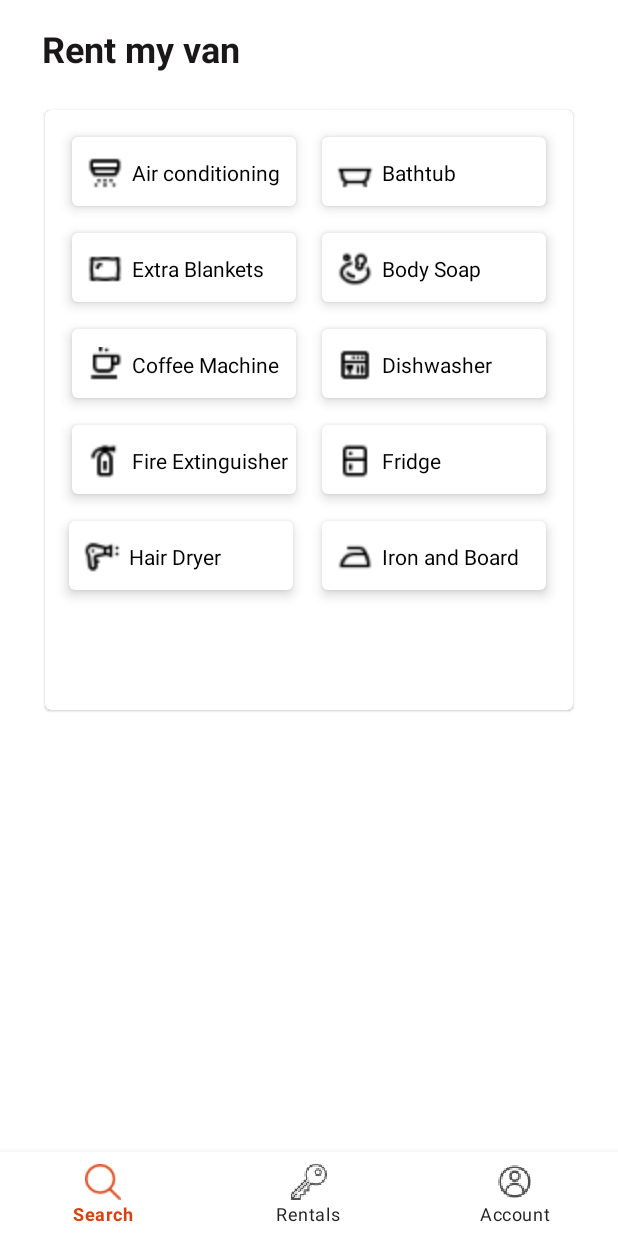
After one commit to PierreBreny/Project_Vantal, an Android app: the AddVanFragment screen opened through its navigation route, on a phone screen of 412 x 824 dp. The commit adds this screen. Run offline under Robolectric (Android 15) with nearby library versions, the phone set to English and light mode, and no system bars; our stand-ins replace navigation-ui; network calls fail; pictures from the network do not load.

Commit message:
add van page in progress

```diff
--- a/app/src/main/java/be/bf/android/vantal/fragments/Account/AccountFragment.java
+++ b/app/src/main/java/be/bf/android/vantal/fragments/Account/AccountFragment.java
@@ -21,6 +21,7 @@ public class AccountFragment extends Fragment {
     private CardView help_card;
     private CardView contact_card;
     private CardView payment_methods_card;
+    private CardView rent_card;
     private NavController navController;
 
     // Help number
@@ -60,7 +61,14 @@ public class AccountFragment extends Fragment {
         payment_methods_card = view.findViewById(R.id.payment_methods_card);
         payment_methods_card.setOnClickListener(this::goToPayMethod);
 
+        rent_card = view.findViewById(R.id.rent_card);
+        rent_card.setOnClickListener(this::rentMyVan);
+
         return view;
+    }
+
+    private void rentMyVan(View view) {
+        navController.navigate(R.id.action_accountFragment_to_addVanFragment);
     }
 
     private void goToPayMethod(View view) {
--- /dev/null
+++ b/app/src/main/java/be/bf/android/vantal/fragments/AddVan/AddVanFragment.java
@@ -0,0 +1,37 @@
+package be.bf.android.vantal.fragments.AddVan;
+
+import android.os.Bundle;
+
+import androidx.fragment.app.Fragment;
+
+import android.view.LayoutInflater;
+import android.view.View;
+import android.view.ViewGroup;
+
+import be.bf.android.vantal.R;
+
+public class AddVanFragment extends Fragment {
+
+    public AddVanFragment() {
+        // Required empty public constructor
+    }
+
+    public static AddVanFragment newInstance(String param1, String param2) {
+        AddVanFragment fragment = new AddVanFragment();
+        return fragment;
+    }
+
+    @Override
+    public void onCreate(Bundle savedInstanceState) {
+        super.onCreate(savedInstanceState);
+
+    }
+
+    @Override
+    public View onCreateView(LayoutInflater inflater, ViewGroup container,
+                             Bundle savedInstanceState) {
+        // Inflate the layout for this fragment
+        View view = inflater.inflate(R.layout.fragment_add_van, container, false);
+        return view;
+    }
+}
--- /dev/null
+++ b/app/src/main/res/layout/fragment_add_van.xml
@@ -0,0 +1,418 @@
+<?xml version="1.0" encoding="utf-8"?>
+<androidx.constraintlayout.widget.ConstraintLayout xmlns:android="http://schemas.android.com/apk/res/android"
+    xmlns:app="http://schemas.android.com/apk/res-auto"
+    xmlns:tools="http://schemas.android.com/tools"
+    android:layout_width="match_parent"
+    android:layout_height="match_parent"
+    tools:context=".fragments.Rental.RentalFragment">
+
+    <com.google.android.material.card.MaterialCardView
+        android:id="@+id/amenities_card"
+        android:layout_width="352dp"
+        android:layout_height="400dp"
+        android:layout_marginTop="24dp"
+        android:clickable="false"
+        app:layout_constraintEnd_toEndOf="parent"
+        app:layout_constraintStart_toStartOf="parent"
+        app:layout_constraintTop_toBottomOf="@+id/add_van_title" >
+
+        <androidx.constraintlayout.widget.ConstraintLayout
+            android:layout_width="match_parent"
+            android:layout_height="match_parent">
+
+            <com.google.android.material.card.MaterialCardView
+                android:id="@+id/air_co_card"
+                android:layout_width="149dp"
+                android:layout_height="46dp"
+                android:layout_marginStart="18dp"
+                android:layout_marginTop="18dp"
+                android:checkable="true"
+                android:clickable="true"
+                android:focusable="true"
+                app:cardBackgroundColor="@color/white"
+                app:cardElevation="5dp"
+                app:layout_constraintStart_toStartOf="parent"
+                app:layout_constraintTop_toTopOf="parent">
+
+
+                <ImageView
+                    android:id="@+id/air_conditioning_img"
+                    android:layout_width="24dp"
+                    android:layout_height="24dp"
+                    android:layout_alignParentStart="true"
+                    android:layout_marginStart="10dp"
+                    android:layout_marginTop="12dp"
+                    android:src="@drawable/air_conditionning"
+                    app:tint="@color/black" />
+
+                <TextView
+                    android:id="@+id/tv_air_conditioning"
+                    android:layout_width="wrap_content"
+                    android:layout_height="wrap_content"
+                    android:layout_alignParentStart="true"
+                    android:layout_marginStart="40dp"
+                    android:layout_marginTop="14dp"
+                    android:text="Air conditioning"
+                    android:textColor="@color/black" />
+
+
+            </com.google.android.material.card.MaterialCardView>
+
+            <com.google.android.material.card.MaterialCardView
+                android:id="@+id/bathtub_card"
+                android:layout_width="149dp"
+                android:layout_height="46dp"
+                android:layout_marginEnd="18dp"
+                android:layout_marginTop="18dp"
+                android:checkable="true"
+                android:clickable="true"
+                android:focusable="true"
+                app:cardBackgroundColor="@color/white"
+                app:cardElevation="5dp"
+                app:layout_constraintEnd_toEndOf="parent"
+                app:layout_constraintTop_toTopOf="parent">
+
+
+                <ImageView
+                    android:id="@+id/bathtub_img"
+                    android:layout_width="24dp"
+                    android:layout_height="24dp"
+                    android:layout_alignParentStart="true"
+                    android:layout_marginStart="10dp"
+                    android:layout_marginTop="12dp"
+                    android:src="@drawable/bathtub"
+                    app:tint="@color/black" />
+
+                <TextView
+                    android:id="@+id/tv_bathtub"
+                    android:layout_width="wrap_content"
+                    android:layout_height="wrap_content"
+                    android:layout_alignParentStart="true"
+                    android:layout_marginStart="40dp"
+                    android:layout_marginTop="14dp"
+                    android:text="Bathtub"
+                    android:textColor="@color/black" />
+
+
+            </com.google.android.material.card.MaterialCardView>
+
+            <com.google.android.material.card.MaterialCardView
+                android:id="@+id/blanket_pillow_card"
+                android:layout_width="149dp"
+                android:layout_height="46dp"
+                android:layout_marginStart="18dp"
+                android:layout_marginTop="18dp"
+                android:checkable="true"
+                android:clickable="true"
+                android:focusable="true"
+                app:cardBackgroundColor="@color/white"
+                app:cardElevation="5dp"
+                app:layout_constraintStart_toStartOf="parent"
+                app:layout_constraintTop_toBottomOf="@+id/air_co_card">
+
+
+                <ImageView
+                    android:id="@+id/blanket_pillow_img"
+                    android:layout_width="24dp"
+                    android:layout_height="24dp"
+                    android:layout_alignParentStart="true"
+                    android:layout_marginStart="10dp"
+                    android:layout_marginTop="12dp"
+                    android:src="@drawable/blanket_pillow"
+                    app:tint="@color/black" />
+
+                <TextView
+                    android:id="@+id/tv_blanket_pillow"
+                    android:layout_width="wrap_content"
+                    android:layout_height="wrap_content"
+                    android:layout_alignParentStart="true"
+                    android:layout_marginStart="40dp"
+                    android:layout_marginTop="14dp"
+                    android:text="Extra Blankets"
+                    android:textColor="@color/black" />
+
+
+            </com.google.android.material.card.MaterialCardView>
+
+            <com.google.android.material.card.MaterialCardView
+                android:id="@+id/body_soap_card"
+                android:layout_width="149dp"
+                android:layout_height="46dp"
+                android:layout_marginEnd="18dp"
+                android:layout_marginTop="18dp"
+                android:checkable="true"
+                android:clickable="true"
+                android:focusable="true"
+                app:cardBackgroundColor="@color/white"
+                app:cardElevation="5dp"
+                app:layout_constraintEnd_toEndOf="parent"
+                app:layout_constraintTop_toBottomOf="@+id/bathtub_card">
+
+
+                <ImageView
+                    android:id="@+id/body_soap_img"
+                    android:layout_width="24dp"
+                    android:layout_height="24dp"
+                    android:layout_alignParentStart="true"
+                    android:layout_marginStart="10dp"
+                    android:layout_marginTop="12dp"
+                    android:src="@drawable/body_soap"
+                    app:tint="@color/black" />
+
+                <TextView
+                    android:id="@+id/tv_body_soap"
+                    android:layout_width="wrap_content"
+                    android:layout_height="wrap_content"
+                    android:layout_alignParentStart="true"
+                    android:layout_marginStart="40dp"
+                    android:layout_marginTop="14dp"
+                    android:text="Body Soap"
+                    android:textColor="@color/black" />
+
+
+            </com.google.android.material.card.MaterialCardView>
+
+            <com.google.android.material.card.MaterialCardView
+                android:id="@+id/coffee_machine_card"
+                android:layout_width="149dp"
+                android:layout_height="46dp"
+                android:layout_marginStart="18dp"
+                android:layout_marginTop="18dp"
+                android:checkable="true"
+                android:clickable="true"
+                android:focusable="true"
+                app:cardBackgroundColor="@color/white"
+                app:cardElevation="5dp"
+                app:layout_constraintStart_toStartOf="parent"
+                app:layout_constraintTop_toBottomOf="@+id/blanket_pillow_card">
+
+
+                <ImageView
+                    android:id="@+id/coffee_machine_img"
+                    android:layout_width="24dp"
+                    android:layout_height="24dp"
+                    android:layout_alignParentStart="true"
+                    android:layout_marginStart="10dp"
+                    android:layout_marginTop="12dp"
+                    android:src="@drawable/coffee_machine"
+                    app:tint="@color/black" />
+
+                <TextView
+                    android:id="@+id/tv_coffee_machine"
+                    android:layout_width="wrap_content"
+                    android:layout_height="wrap_content"
+                    android:layout_alignParentStart="true"
+                    android:layout_marginStart="40dp"
+                    android:layout_marginTop="14dp"
+                    android:text="Coffee Machine"
+                    android:textColor="@color/black" />
+
+
+            </com.google.android.material.card.MaterialCardView>
+
+            <com.google.android.material.card.MaterialCardView
+                android:id="@+id/dishwasher_card"
+                android:layout_width="149dp"
+                android:layout_height="46dp"
+                android:layout_marginEnd="18dp"
+                android:layout_marginTop="18dp"
+                android:checkable="true"
+                android:clickable="true"
+                android:focusable="true"
+                app:cardBackgroundColor="@color/white"
+                app:cardElevation="5dp"
+                app:layout_constraintEnd_toEndOf="parent"
+                app:layout_constraintTop_toBottomOf="@+id/body_soap_card">
+
+
+                <ImageView
+                    android:id="@+id/dishwasher_img"
+                    android:layout_width="24dp"
+                    android:layout_height="24dp"
+                    android:layout_alignParentStart="true"
+                    android:layout_marginStart="10dp"
+                    android:layout_marginTop="12dp"
+                    android:src="@drawable/dishwasher"
+                    app:tint="@color/black" />
+
+                <TextView
+                    android:id="@+id/tv_dishwasher"
+                    android:layout_width="wrap_content"
+                    android:layout_height="wrap_content"
+                    android:layout_alignParentStart="true"
+                    android:layout_marginStart="40dp"
+                    android:layout_marginTop="14dp"
+                    android:text="Dishwasher"
+                    android:textColor="@color/black" />
+
+
+            </com.google.android.material.card.MaterialCardView>
+
+            <com.google.android.material.card.MaterialCardView
+                android:id="@+id/fire_extinguisher_card"
+                android:layout_width="149dp"
+                android:layout_height="46dp"
+                android:layout_marginStart="18dp"
+                android:layout_marginTop="18dp"
+                android:checkable="true"
+                android:clickable="true"
+                android:focusable="true"
+                app:cardBackgroundColor="@color/white"
+                app:cardElevation="5dp"
+                app:layout_constraintStart_toStartOf="parent"
+                app:layout_constraintTop_toBottomOf="@+id/coffee_machine_card">
+
+
+                <ImageView
+                    android:id="@+id/fire_extinguisher_img"
+                    android:layout_width="24dp"
+                    android:layout_height="24dp"
+                    android:layout_alignParentStart="true"
+                    android:layout_marginStart="10dp"
+                    android:layout_marginTop="12dp"
+                    android:src="@drawable/fire_extinguisher"
+                    app:tint="@color/black" />
+
+                <TextView
+                    android:id="@+id/tv_fire_extinguisher"
+                    android:layout_width="wrap_content"
+                    android:layout_height="wrap_content"
+                    android:layout_alignParentStart="true"
+                    android:layout_marginStart="40dp"
+                    android:layout_marginTop="14dp"
+                    android:text="Fire Extinguisher"
+                    android:textColor="@color/black" />
+
+
+            </com.google.android.material.card.MaterialCardView>
+
+            <com.google.android.material.card.MaterialCardView
+                android:id="@+id/fridge_card"
+                android:layout_width="149dp"
+                android:layout_height="46dp"
+                android:layout_marginEnd="18dp"
+                android:layout_marginTop="18dp"
+                android:checkable="true"
+                android:clickable="true"
+                android:focusable="true"
+                app:cardBackgroundColor="@color/white"
+                app:cardElevation="5dp"
+                app:layout_constraintEnd_toEndOf="parent"
+                app:layout_constraintTop_toBottomOf="@+id/dishwasher_card">
+
+
+                <ImageView
+                    android:id="@+id/fridge_img"
+                    android:layout_width="24dp"
+                    android:layout_height="24dp"
+                    android:layout_alignParentStart="true"
+                    android:layout_marginStart="10dp"
+                    android:layout_marginTop="12dp"
+                    android:src="@drawable/fridge"
+                    app:tint="@color/black" />
+
+                <TextView
+                    android:id="@+id/tv_fridge"
+                    android:layout_width="wrap_content"
+                    android:layout_height="wrap_content"
+                    android:layout_alignParentStart="true"
+                    android:layout_marginStart="40dp"
+                    android:layout_marginTop="14dp"
+                    android:text="Fridge"
+                    android:textColor="@color/black" />
+
+
+            </com.google.android.material.card.MaterialCardView>
+
+            <com.google.android.material.card.MaterialCardView
+                android:id="@+id/hair_dryer_card"
+                android:layout_width="149dp"
+                android:layout_height="46dp"
+                android:layout_marginStart="16dp"
+                android:layout_marginTop="18dp"
+                android:checkable="true"
+                android:clickable="true"
+                android:focusable="true"
+                app:cardBackgroundColor="@color/white"
+                app:cardElevation="5dp"
+                app:layout_constraintStart_toStartOf="parent"
+                app:layout_constraintTop_toBottomOf="@+id/fire_extinguisher_card">
+
+
+                <ImageView
+                    android:id="@+id/hair_dryer_img"
+                    android:layout_width="24dp"
+                    android:layout_height="24dp"
+                    android:layout_alignParentStart="true"
+                    android:layout_marginStart="10dp"
+                    android:layout_marginTop="12dp"
+                    android:src="@drawable/hair_dryer"
+                    app:tint="@color/black" />
+
+                <TextView
+                    android:id="@+id/tv_hair_dryer"
+                    android:layout_width="wrap_content"
+                    android:layout_height="wrap_content"
+                    android:layout_alignParentStart="true"
+                    android:layout_marginStart="40dp"
+                    android:layout_marginTop="14dp"
+                    android:text="Hair Dryer"
+                    android:textColor="@color/black" />
+
+
+            </com.google.android.material.card.MaterialCardView>
+
+            <com.google.android.material.card.MaterialCardView
+                android:id="@+id/iron_card"
+                android:layout_width="149dp"
+                android:layout_height="46dp"
+                android:layout_marginEnd="18dp"
+                android:layout_marginTop="18dp"
+                android:checkable="true"
+                android:clickable="true"
+                android:focusable="true"
+                app:cardBackgroundColor="@color/white"
+                app:cardElevation="5dp"
+                app:layout_constraintEnd_toEndOf="parent"
+                app:layout_constraintTop_toBottomOf="@+id/fridge_card">
+
+
+                <ImageView
+                    android:id="@+id/iron_img"
+                    android:layout_width="24dp"
+                    android:layout_height="24dp"
+                    android:layout_alignParentStart="true"
+                    android:layout_marginStart="10dp"
+                    android:layout_marginTop="12dp"
+                    android:src="@drawable/iron_ironing_board"
+                    app:tint="@color/black" />
+
+                <TextView
+                    android:id="@+id/tv_iron"
+                    android:layout_width="wrap_content"
+                    android:layout_height="wrap_content"
+                    android:layout_alignParentStart="true"
+                    android:layout_marginStart="40dp"
+                    android:layout_marginTop="14dp"
+                    android:text="Iron and Board"
+                    android:textColor="@color/black" />
+
+
+            </com.google.android.material.card.MaterialCardView>
+
+        </androidx.constraintlayout.widget.ConstraintLayout>
+    </com.google.android.material.card.MaterialCardView>
+    <TextView
+        android:id="@+id/add_van_title"
+        android:layout_width="161dp"
+        android:layout_height="33dp"
+        android:layout_marginStart="28dp"
+        android:layout_marginTop="16dp"
+        android:text="Rent my van"
+        android:textColor="#191717"
+        android:textSize="24sp"
+        android:textStyle="bold"
+        app:layout_constraintStart_toStartOf="parent"
+        app:layout_constraintTop_toTopOf="parent" />
+
+</androidx.constraintlayout.widget.ConstraintLayout>
--- a/app/src/main/res/navigation/nav_graph_main.xml
+++ b/app/src/main/res/navigation/nav_graph_main.xml
@@ -52,6 +52,9 @@
         <action
             android:id="@+id/action_accountFragment_to_login_fragment"
             app:destination="@id/login_fragment" />
+        <action
+            android:id="@+id/action_accountFragment_to_addVanFragment"
+            app:destination="@id/addVanFragment" />
     </fragment>
     <fragment
         android:id="@+id/mapFragment"
@@ -151,4 +154,14 @@
             android:id="@+id/action_login_fragment_to_homeFragment"
             app:destination="@id/homeFragment" />
     </fragment>
+    <fragment
+        android:id="@+id/addVanFragment"
+        android:name="be.bf.android.vantal.fragments.AddVan.AddVanFragment"
+        tools:label="fragment_add_van"
+        tools:layout="@layout/fragment_add_van">
+
+        <action
+            android:id="@+id/action_addVanFragment_to_accountFragment"
+            app:destination="@id/accountFragment" />
+    </fragment>
 </navigation>
```
